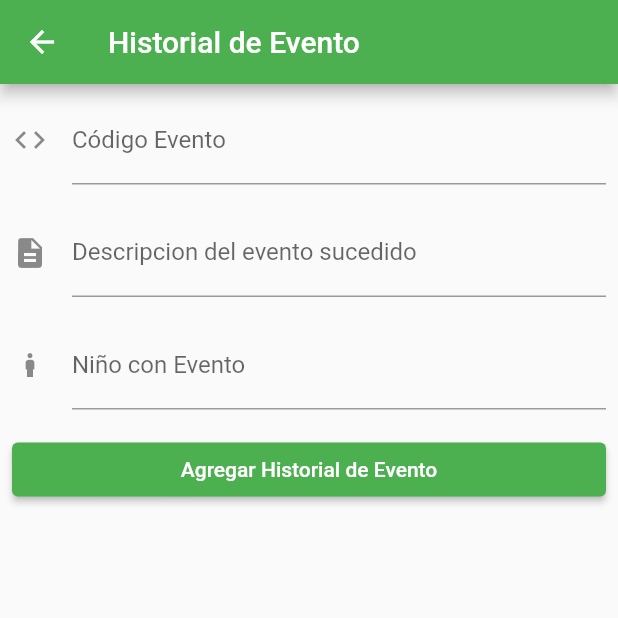
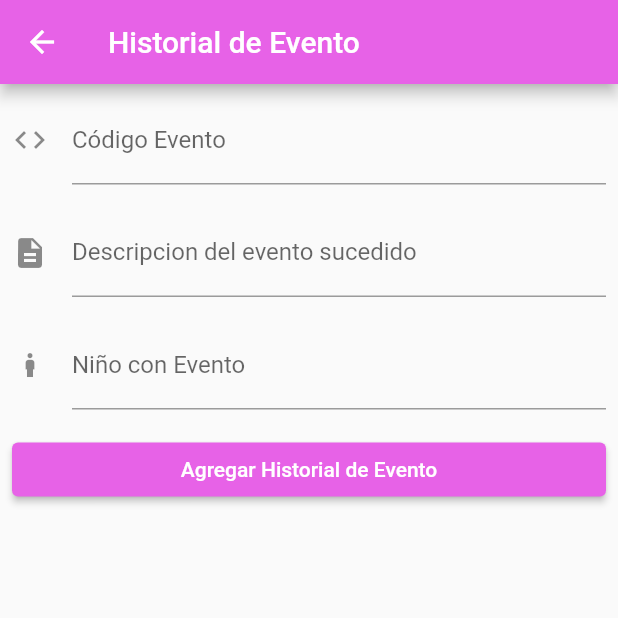
Before and after one commit to MatiasEzkol/Evaluacion3Dam, a Flutter app: the EventoAgregarPage screen opened directly, on a phone screen of 412 x 824 dp, the top half of it. Run offline on Flutter 3.47's test engine with Material 2 defaults, Android fonts, the phone set to English and light mode, and no system bars; our stand-ins replace flutter_slidable, material_design_icons_flutter; network calls fail.

Commit message:
pequeños cambios en formularios

```diff
--- a/chipidei/lib/forms/educadora_form.dart
+++ b/chipidei/lib/forms/educadora_form.dart
@@ -28,6 +28,7 @@ class _EducadoraAgregarPageState extends State<EducadoraAgregarPage> {
   Widget build(BuildContext context) {
     return Scaffold(
       appBar: AppBar(
+        backgroundColor: Color.fromARGB(255, 231, 98, 231),
         title: Text('Educadora'),
       ),
       body: Form(
@@ -106,6 +107,9 @@ class _EducadoraAgregarPageState extends State<EducadoraAgregarPage> {
                     }
                     Navigator.pop(context);
                   },
+                  style: ButtonStyle(
+                      backgroundColor: MaterialStateProperty.all(
+                          Color.fromARGB(255, 231, 98, 231))),
                 ),
               ),
             ],
--- a/chipidei/lib/forms/eventos_form.dart
+++ b/chipidei/lib/forms/eventos_form.dart
@@ -21,6 +21,7 @@ class _EventoAgregarPageState extends State<EventoAgregarPage> {
   Widget build(BuildContext context) {
     return Scaffold(
       appBar: AppBar(
+        backgroundColor: Color.fromARGB(255, 231, 98, 231),
         title: Text('Historial de Evento'),
       ),
       body: Form(
@@ -83,7 +84,8 @@ class _EventoAgregarPageState extends State<EventoAgregarPage> {
                         }
                         //descripcion
                         if (respuesta['errors']['descripcion'] != null) {
-                        errDescripcion = respuesta['errors']['descripcion'][0];
+                          errDescripcion =
+                              respuesta['errors']['descripcion'][0];
                         }
 
                         setState(() {});
@@ -91,7 +93,9 @@ class _EventoAgregarPageState extends State<EventoAgregarPage> {
                       }
                       Navigator.pop(context);
                     },
-                ),
+                    style: ButtonStyle(
+                        backgroundColor: MaterialStateProperty.all(
+                            Color.fromARGB(255, 231, 98, 231)))),
               ),
             ],
           ),
--- a/chipidei/lib/forms/nino_form.dart
+++ b/chipidei/lib/forms/nino_form.dart
@@ -29,6 +29,7 @@ class _NinoAgregarPageState extends State<NinoAgregarPage> {
   Widget build(BuildContext context) {
     return Scaffold(
       appBar: AppBar(
+        backgroundColor: Color.fromARGB(255, 231, 98, 231),
         title: Text('Crear Perfil de Niño'),
       ),
       body: Form(
@@ -134,7 +135,9 @@ class _NinoAgregarPageState extends State<NinoAgregarPage> {
                       }
                       Navigator.pop(context);
                     },
-                ),
+                    style: ButtonStyle(
+                        backgroundColor: MaterialStateProperty.all(
+                            Color.fromARGB(255, 231, 98, 231)))),
               ),
             ],
           ),
--- a/chipidei/lib/forms/nivel_form.dart
+++ b/chipidei/lib/forms/nivel_form.dart
@@ -21,6 +21,7 @@ class _NivelAgregarPageState extends State<NivelAgregarPage> {
   Widget build(BuildContext context) {
     return Scaffold(
       appBar: AppBar(
+        backgroundColor: Color.fromARGB(255, 231, 98, 231),
         title: Text('Nivel'),
       ),
       body: Form(
@@ -79,6 +80,9 @@ class _NivelAgregarPageState extends State<NivelAgregarPage> {
                     }
                     Navigator.pop(context);
                   },
+                  style: ButtonStyle(
+                      backgroundColor: MaterialStateProperty.all(
+                          Color.fromARGB(255, 231, 98, 231))),
                 ),
               ),
             ],
```
Lines whose indentation alone changed are shown as unchanged.
